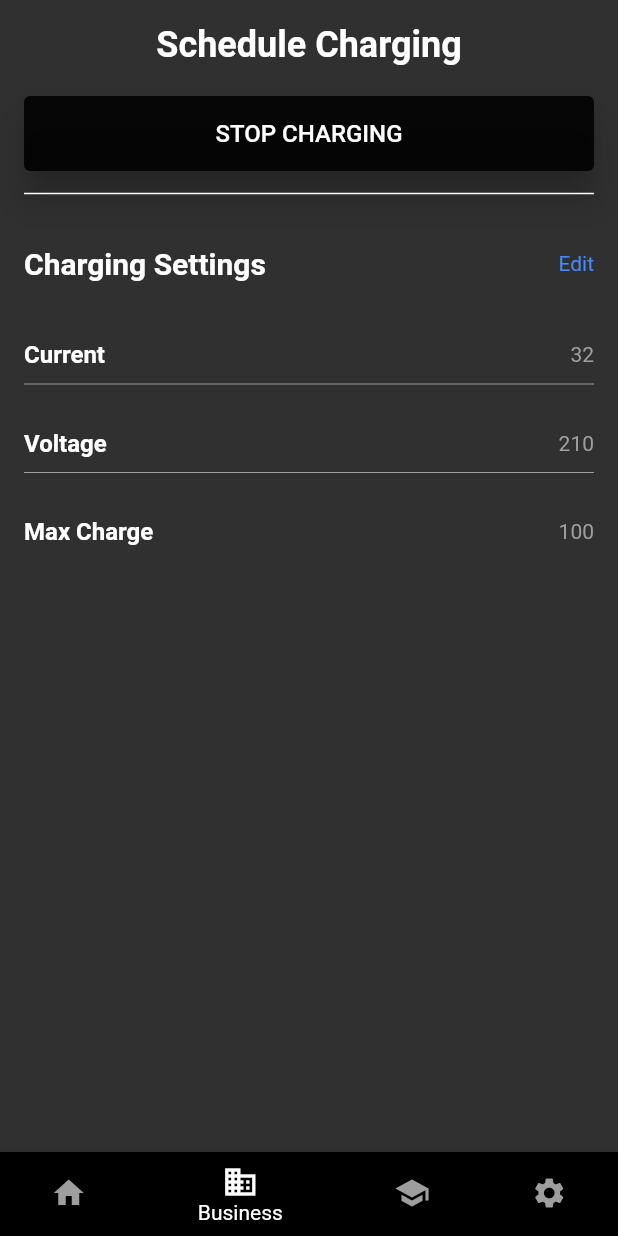
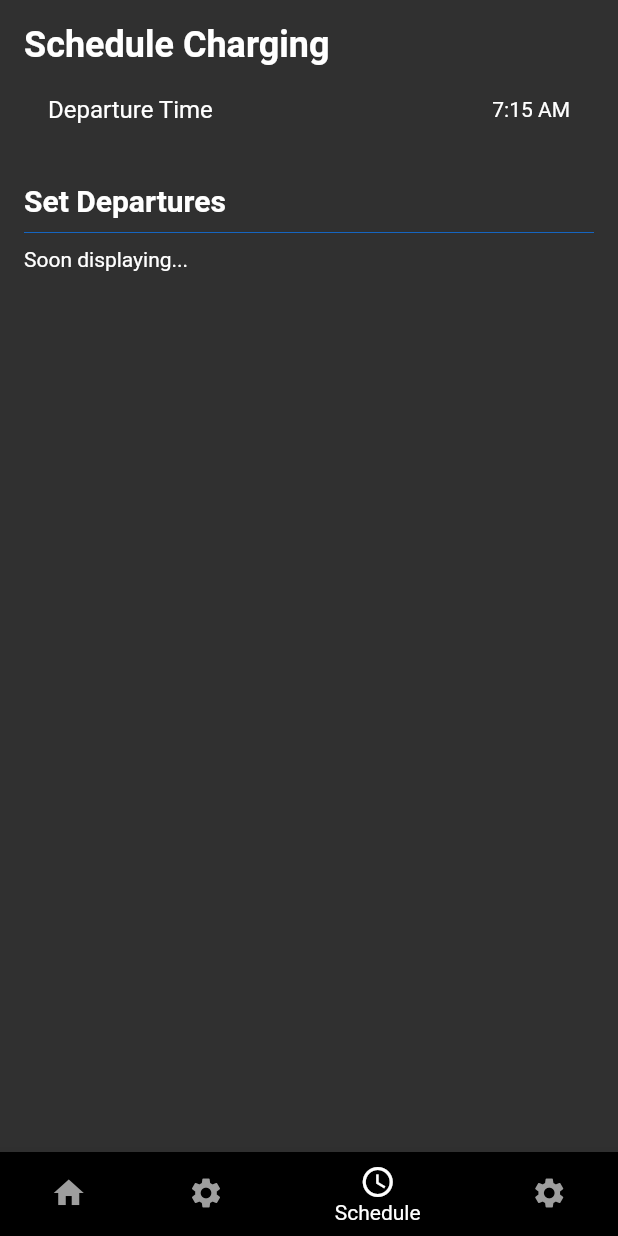
Before and after one commit to avihard/soneilcharging, a Flutter app: the indexWidget screen opened directly, item 3 of the bottom bar chosen, on a phone screen of 412 x 824 dp. Run offline on Flutter 3.47's test engine with Material 2 defaults, Android fonts, the phone set to English and light mode, and no system bars; our stand-ins replace battery, carousel_slider, flutter_swiper, shared_preferences; accounts and stored records are empty.

Commit message:
Changes
	- Added new Icons
	- Added AutoStart Funtionality
	- Added widget to schedule departure times

```diff
--- a/lib/Pages/profile.dart
+++ b/lib/Pages/profile.dart
@@ -1,8 +1,8 @@
 import 'dart:io';
 
+import 'package:flutter/gestures.dart';
 import 'package:flutter/material.dart';
 import '../helpers/constant.dart';
-import 'package:wifi_iot/wifi_iot.dart';
 
 class myProfileWidget extends StatelessWidget {
   const myProfileWidget({Key? key}) : super(key: key);
@@ -31,7 +31,7 @@ class myProfileWidget extends StatelessWidget {
           child: Column(
             children: [
               Text(
-                "Schedule Charging",
+                "Configuration",
                 style: headerText,
               ),
               const SizedBox(
@@ -62,6 +62,8 @@ class chargeSettingWidget extends StatefulWidget {
 class _chargeSettingWidgetState extends State<chargeSettingWidget> {
   int currentValue = 32;
   int maxCharging = 100;
+
+  bool isAutoStart = true;
 
   Widget modalButtons(updateValues) {
     return Row(
@@ -294,6 +296,32 @@ class _chargeSettingWidgetState extends State<chargeSettingWidget> {
             height: 20,
           ),
           chargeSettingRow("Max Charge", maxCharging.toString()),
+          SizedBox(
+            height: 30,
+          ),
+          Row(
+            mainAxisAlignment: MainAxisAlignment.spaceBetween,
+            children: [
+              Text(
+                "AutoStart",
+                style: tableTitle,
+                textAlign: TextAlign.start,
+              ),
+              Switch(
+                activeColor: Colors.green,
+                value: isAutoStart,
+                onChanged: (value) => {
+                  setState(
+                    () => {isAutoStart = value},
+                  ),
+                },
+              ),
+            ],
+          ),
+          const Text(
+            "Enabling Autostart will start the charging as soon as you plug charger to the car.",
+            style: TextStyle(color: Colors.grey),
+          )
           /* for wifi enable and disable*/
           /* RaisedButton(
             child: Text("Enable"),
--- /dev/null
+++ b/lib/Pages/schedule.dart
@@ -0,0 +1,220 @@
+import 'package:flutter/material.dart';
+
+import '../helpers/constant.dart';
+import 'package:intl/intl.dart';
+
+class scheduleWidget extends StatefulWidget {
+  const scheduleWidget({Key? key}) : super(key: key);
+
+  @override
+  State<scheduleWidget> createState() => _scheduleWidgetState();
+}
+
+class _scheduleWidgetState extends State<scheduleWidget> {
+  String isString = "Yes";
+
+  List setTimes = [];
+
+  void departList(addedTime) {
+    setState(() {
+      setTimes.add(addedTime);
+    });
+  }
+
+  @override
+  Widget build(BuildContext context) {
+    return SafeArea(
+      child: SingleChildScrollView(
+        child: Padding(
+          padding: const EdgeInsets.all(16.0),
+          child: Column(
+            crossAxisAlignment: CrossAxisAlignment.start,
+            children: [
+              Text(
+                "Schedule Charging",
+                style: headerText,
+              ),
+              scheduleConfig(notifyParent: departList),
+              const SizedBox(
+                height: 20,
+              ),
+              setDepartureWidget(setTimes: setTimes)
+            ],
+          ),
+        ),
+      ),
+    );
+  }
+}
+
+class scheduleConfig extends StatefulWidget {
+  final Function(Map) notifyParent;
+  const scheduleConfig({Key? key, required this.notifyParent})
+      : super(key: key);
+
+  @override
+  State<scheduleConfig> createState() => _scheduleConfigState();
+}
+
+class _scheduleConfigState extends State<scheduleConfig> {
+  TimeOfDay _time = TimeOfDay(hour: 7, minute: 15);
+
+  Map<String, dynamic> currentTime = {};
+
+  final List _selectedIndexs = [
+    {
+      "values": false,
+      "text": "Mon",
+    },
+    {
+      "values": false,
+      "text": "Tue",
+    },
+    {
+      "values": false,
+      "text": "Wed",
+    },
+    {
+      "values": false,
+      "text": "Thur",
+    },
+    {
+      "values": false,
+      "text": "Fri",
+    },
+    {
+      "values": false,
+      "text": "Sat",
+    },
+    {
+      "values": false,
+      "text": "Sun",
+    }
+  ];
+
+  void _selectTime() async {
+    final TimeOfDay? newTime = await showTimePicker(
+      context: context,
+      initialTime: _time,
+    );
+    if (newTime != null) {
+      setState(() {
+        _time = newTime;
+      });
+    }
+  }
+
+  Widget weekCheckboxes(elem) {
+    return Container(
+      width: 50,
+      child: Wrap(
+        crossAxisAlignment: WrapCrossAlignment.center,
+        children: [
+          Container(
+            width: 50,
+            child: Text(
+              elem['text'],
+              textAlign: TextAlign.center,
+            ),
+          ),
+          Checkbox(
+              activeColor: Colors.blue.shade800,
+              value: elem['values'],
+              onChanged: (value) => {
+                    setState(
+                      () => {elem['values'] = value},
+                    )
+                  })
+        ],
+      ),
+    );
+  }
+
+  @override
+  Widget build(BuildContext context) {
+    return Column(
+      children: [
+        ExpansionTile(
+          title: const Text("Departure Time"),
+          trailing: Text(_time.format(context)),
+          onExpansionChanged: (value) {
+            return value ? _selectTime() : null;
+          },
+          children: [
+            Wrap(
+                alignment: WrapAlignment.center,
+                crossAxisAlignment: WrapCrossAlignment.center,
+                children: <Widget>[
+                  for (var elem in _selectedIndexs) weekCheckboxes(elem)
+                ]),
+            const SizedBox(
+              height: 10,
+            ),
+            Row(
+              mainAxisAlignment: MainAxisAlignment.center,
+              crossAxisAlignment: CrossAxisAlignment.center,
+              children: [
+                ElevatedButton(
+                    onPressed: () => {
+                          // format the data and pass it to parent.
+                          currentTime.addAll(
+                              {'time': _time, 'selectedDays': _selectedIndexs}),
+                          widget.notifyParent(currentTime)
+                        },
+                    child: const Text("Save"))
+              ],
+            )
+          ],
+        ),
+      ],
+    );
+  }
+}
+
+// this widget displays set departured times
+class setDepartureWidget extends StatefulWidget {
+  final List setTimes;
+  const setDepartureWidget({Key? key, required this.setTimes})
+      : super(key: key);
+
+  @override
+  State<setDepartureWidget> createState() => _setDepartureWidgetState();
+}
+
+class _setDepartureWidgetState extends State<setDepartureWidget> {
+  @override
+  Widget build(BuildContext context) {
+    if (widget.setTimes.isEmpty) {
+      Column(
+        crossAxisAlignment: CrossAxisAlignment.start,
+        mainAxisAlignment: MainAxisAlignment.start,
+        children: [
+          Text(
+            "Set Departures",
+            style: tableTitle,
+          ),
+          Divider(
+            color: Colors.blue.shade800,
+            height: 20,
+          ),
+          Text("You have no departure time set yet.")
+        ],
+      );
+    }
+    return Column(
+      crossAxisAlignment: CrossAxisAlignment.start,
+      mainAxisAlignment: MainAxisAlignment.start,
+      children: [
+        Text(
+          "Set Departures",
+          style: tableTitle,
+        ),
+        Divider(
+          height: 20,
+          color: Colors.blue.shade800,
+        ),
+        const Text("Soon displaying...")
+      ],
+    );
+  }
+}
--- a/lib/index.dart
+++ b/lib/index.dart
@@ -3,6 +3,7 @@ import 'package:flutter/material.dart';
 // functional widgets
 import 'Pages/home.dart';
 import 'Pages/profile.dart';
+import 'Pages/schedule.dart';
 import 'functions/chargerData.dart';
 
 // welcome page
@@ -61,13 +62,13 @@ class _indexWidgetState extends State<indexWidget> {
             backgroundColor: Colors.black,
           ),
           BottomNavigationBarItem(
-            icon: Icon(Icons.business),
-            label: 'Business',
+            icon: Icon(Icons.settings),
+            label: 'Configuration',
             backgroundColor: Colors.black,
           ),
           BottomNavigationBarItem(
-            icon: Icon(Icons.school),
-            label: 'School',
+            icon: Icon(Icons.schedule),
+            label: 'Schedule',
             backgroundColor: Colors.black,
           ),
           BottomNavigationBarItem(
@@ -94,7 +95,8 @@ class _indexWidgetState extends State<indexWidget> {
               curve: Curves.linear,
             ),
           ),
-          myProfileWidget()
+          myProfileWidget(),
+          scheduleWidget()
         ],
       ),
       /* floatingActionButton: FloatingActionButton(
--- a/pubspec.yaml
+++ b/pubspec.yaml
@@ -40,7 +40,7 @@ dependencies:
   shared_preferences: ^2.0.15
   battery: ^2.0.3
   flutter_swiper: ^1.1.6
-  wifi_iot: ^0.3.17
+  intl: ^0.17.0
 
 dev_dependencies:
   flutter_test:
```
Also changed, not shown: pubspec.lock.
